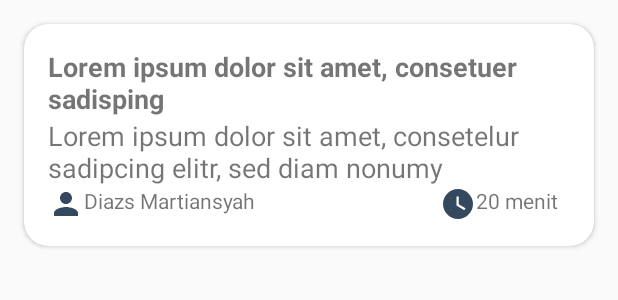
After one commit to DelNight/Notify, an Android app: the layout list_learn.xml on its own in the app's theme, with its tools: preview values and no code run, on a phone screen of 412 x 824 dp. The commit adds this screen. Shown: the top 300 px of the screen. Run offline under Robolectric (Android 15) with nearby library versions, the light colour scheme and no system bars.

Commit message:
tampilan list card di elearn

```diff
--- a/Notify/app/src/main/java/com/diazs/notify/TambahObrolanActivity.java
+++ b/Notify/app/src/main/java/com/diazs/notify/TambahObrolanActivity.java
@@ -4,13 +4,18 @@ import android.os.Bundle;
 import android.view.LayoutInflater;
 import android.view.View;
 import android.view.ViewGroup;
+import android.widget.ListView;
 
 import androidx.annotation.NonNull;
 import androidx.annotation.Nullable;
 
 import com.google.android.material.bottomsheet.BottomSheetDialogFragment;
 
+import java.util.List;
+
 public class TambahObrolanActivity extends BottomSheetDialogFragment {
+
+
     @Nullable
     @Override
     public View onCreateView(@NonNull LayoutInflater inflater, @Nullable ViewGroup container, @Nullable Bundle savedInstanceState) {
--- /dev/null
+++ b/Notify/app/src/main/res/drawable/ic_baseline_person_24.xml
@@ -0,0 +1,5 @@
+<vector android:height="24dp" android:tint="#34495E"
+    android:viewportHeight="24" android:viewportWidth="24"
+    android:width="24dp" xmlns:android="http://schemas.android.com/apk/res/android">
+    <path android:fillColor="@android:color/white" android:pathData="M12,12c2.21,0 4,-1.79 4,-4s-1.79,-4 -4,-4 -4,1.79 -4,4 1.79,4 4,4zM12,14c-2.67,0 -8,1.34 -8,4v2h16v-2c0,-2.66 -5.33,-4 -8,-4z"/>
+</vector>
--- /dev/null
+++ b/Notify/app/src/main/res/drawable/ic_baseline_watch_later_24.xml
@@ -0,0 +1,5 @@
+<vector android:height="24dp" android:tint="#34495E"
+    android:viewportHeight="24" android:viewportWidth="24"
+    android:width="24dp" xmlns:android="http://schemas.android.com/apk/res/android">
+    <path android:fillColor="@android:color/white" android:pathData="M12,2C6.5,2 2,6.5 2,12s4.5,10 10,10s10,-4.5 10,-10S17.5,2 12,2zM16.2,16.2L11,13V7h1.5v5.2l4.5,2.7L16.2,16.2z"/>
+</vector>
--- /dev/null
+++ b/Notify/app/src/main/res/layout/list_learn.xml
@@ -0,0 +1,62 @@
+<?xml version="1.0" encoding="utf-8"?>
+<androidx.cardview.widget.CardView xmlns:android="http://schemas.android.com/apk/res/android"
+    android:layout_width="wrap_content"
+    android:layout_height="wrap_content"
+    xmlns:app="http://schemas.android.com/apk/res-auto"
+    android:layout_margin="16dp"
+    android:padding="16dp"
+    app:cardCornerRadius="16dp">
+    <RelativeLayout
+        android:layout_width="wrap_content"
+        android:layout_height="wrap_content"
+        android:padding="16dp">
+        <TextView
+            android:id="@+id/learn_title"
+            android:layout_width="wrap_content"
+            android:layout_height="wrap_content"
+            android:text="Lorem ipsum dolor sit amet, consetuer sadisping"
+            android:textStyle="bold"
+            android:textSize="18sp"/>
+        <TextView
+            android:id="@+id/learn_content"
+            android:layout_width="wrap_content"
+            android:layout_height="wrap_content"
+            android:text="Lorem ipsum dolor sit amet, consetelur sadipcing elitr, sed diam nonumy"
+            android:textSize="18sp"
+            android:layout_below="@id/learn_title"/>
+        <LinearLayout
+            android:layout_width="wrap_content"
+            android:layout_height="wrap_content"
+            android:orientation="horizontal"
+            android:layout_below="@id/learn_content">
+            <ImageView
+                android:layout_width="wrap_content"
+                android:layout_height="wrap_content"
+                android:background="@drawable/ic_baseline_person_24"
+                android:layout_below="@+id/learn_title"/>
+            <TextView
+                android:id="@+id/username"
+                android:layout_width="wrap_content"
+                android:layout_height="wrap_content"
+                android:text="Diazs Martiansyah"/>
+        </LinearLayout>
+        <LinearLayout
+            android:layout_width="wrap_content"
+            android:layout_height="wrap_content"
+            android:orientation="horizontal"
+            android:layout_below="@id/learn_content"
+            android:layout_alignParentRight="true"
+            android:layout_marginRight="8dp">
+            <ImageView
+                android:layout_width="wrap_content"
+                android:layout_height="wrap_content"
+                android:background="@drawable/ic_baseline_watch_later_24"
+                android:layout_below="@+id/learn_title"/>
+            <TextView
+                android:id="@+id/ket_waktu"
+                android:layout_width="wrap_content"
+                android:layout_height="wrap_content"
+                android:text="20 menit"/>
+        </LinearLayout>
+    </RelativeLayout>
+</androidx.cardview.widget.CardView>
--- a/Notify/app/src/main/res/layout/pilihan_posting_layout.xml
+++ b/Notify/app/src/main/res/layout/pilihan_posting_layout.xml
@@ -7,13 +7,11 @@
     android:padding="16dp"
     android:orientation="vertical"
     android:background="#fff">
-
     <View
         android:layout_width="50dp"
         android:layout_height="4dp"
         android:background="#b5b5b5"
         android:layout_marginBottom="16dp"/>
-
     <Button
         android:id="@+id/btn_forum"
         android:layout_width="match_parent"
```
Also changed, not shown: Notify/app/src/main/AndroidManifest.xml (+5 -4 lines), Notify/app/src/main/java/com/diazs/notify/LearnActivity.java (+0 -33 lines), Notify/app/src/main/res/layout/activity_learn.xml (+17 -27 lines), Notify/app/src/main/res/layout/list_user.xml (added, +33 -0 lines), Notify/app/src/main/res/layout/tambah_obrolan_layout.xml (+3 -4 lines).
